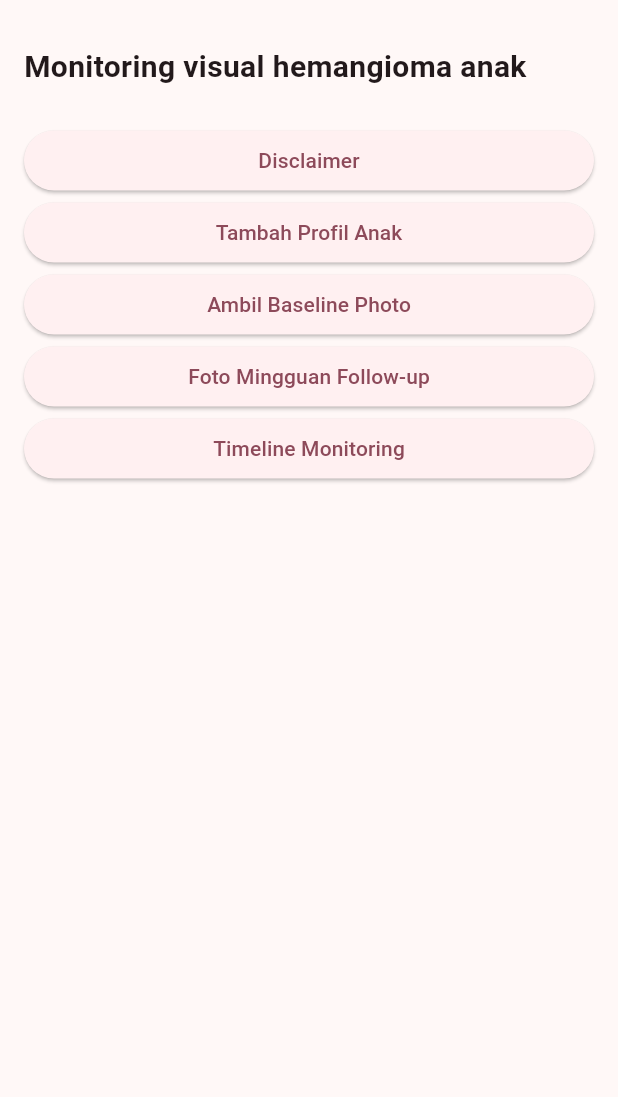
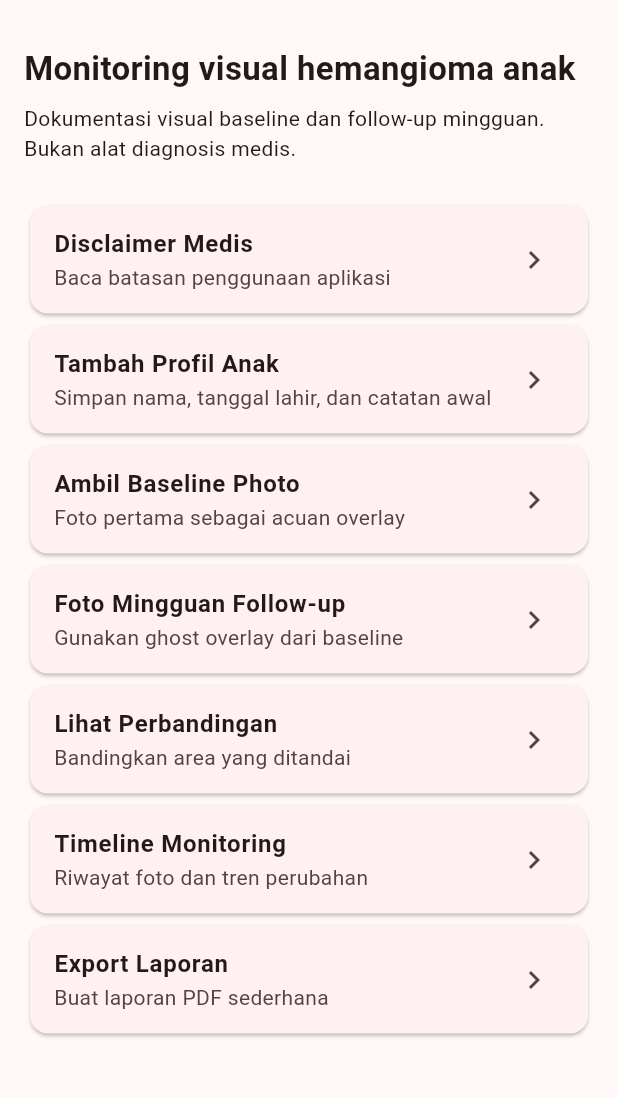
Before and after one commit to mcieyelashes-boop/hematrack1, a Flutter app: the screen it shows after launch, on a phone screen of 412 x 824 dp, the part 63-1160 px from its top. Run offline on Flutter 3.47's test engine with Material 3 defaults, Android fonts, the phone set to English and light mode, and no system bars.

Commit message:
Wire home screen navigation

```diff
--- a/lib/screens/home_screen.dart
+++ b/lib/screens/home_screen.dart
@@ -1,62 +1,97 @@
 import 'package:flutter/material.dart';
 
+import 'camera_baseline_screen.dart';
+import 'camera_followup_screen.dart';
+import 'child_profile_form_screen.dart';
+import 'comparison_screen.dart';
 import 'onboarding_disclaimer_screen.dart';
+import 'report_preview_screen.dart';
 import 'timeline_screen.dart';
 
 class HomeScreen extends StatelessWidget {
   const HomeScreen({super.key});
 
+  void _open(BuildContext context, Widget screen) {
+    Navigator.push(context, MaterialPageRoute(builder: (_) => screen));
+  }
+
   @override
   Widget build(BuildContext context) {
     return Scaffold(
       appBar: AppBar(title: const Text('HemaTrack')),
-      body: Padding(
+      body: ListView(
         padding: const EdgeInsets.all(16),
-        child: Column(
-          crossAxisAlignment: CrossAxisAlignment.stretch,
         children: [
           const Text(
             'Monitoring visual hemangioma anak',
-              style: TextStyle(fontSize: 20, fontWeight: FontWeight.bold),
+            style: TextStyle(fontSize: 22, fontWeight: FontWeight.bold),
+          ),
+          const SizedBox(height: 8),
+          const Text(
+            'Dokumentasi visual baseline dan follow-up mingguan. Bukan alat diagnosis medis.',
           ),
           const SizedBox(height: 24),
-            ElevatedButton(
-              onPressed: () {
-                Navigator.push(
-                  context,
-                  MaterialPageRoute(
-                    builder: (_) => const OnboardingDisclaimerScreen(),
+          _HomeButton(
+            title: 'Disclaimer Medis',
+            subtitle: 'Baca batasan penggunaan aplikasi',
+            onTap: () => _open(context, const OnboardingDisclaimerScreen()),
           ),
-                );
-              },
-              child: const Text('Disclaimer'),
+          _HomeButton(
+            title: 'Tambah Profil Anak',
+            subtitle: 'Simpan nama, tanggal lahir, dan catatan awal',
+            onTap: () => _open(context, const ChildProfileFormScreen()),
           ),
-            ElevatedButton(
-              onPressed: () {},
-              child: const Text('Tambah Profil Anak'),
+          _HomeButton(
+            title: 'Ambil Baseline Photo',
+            subtitle: 'Foto pertama sebagai acuan overlay',
+            onTap: () => _open(context, const CameraBaselineScreen()),
           ),
-            ElevatedButton(
-              onPressed: () {},
-              child: const Text('Ambil Baseline Photo'),
+          _HomeButton(
+            title: 'Foto Mingguan Follow-up',
+            subtitle: 'Gunakan ghost overlay dari baseline',
+            onTap: () => _open(context, const CameraFollowUpScreen()),
           ),
-            ElevatedButton(
-              onPressed: () {},
-              child: const Text('Foto Mingguan Follow-up'),
+          _HomeButton(
+            title: 'Lihat Perbandingan',
+            subtitle: 'Bandingkan area yang ditandai',
+            onTap: () => _open(context, const ComparisonScreen()),
           ),
-            ElevatedButton(
-              onPressed: () {
-                Navigator.push(
-                  context,
-                  MaterialPageRoute(
-                    builder: (_) => const TimelineScreen(),
+          _HomeButton(
+            title: 'Timeline Monitoring',
+            subtitle: 'Riwayat foto dan tren perubahan',
+            onTap: () => _open(context, const TimelineScreen()),
           ),
-                );
-              },
-              child: const Text('Timeline Monitoring'),
+          _HomeButton(
+            title: 'Export Laporan',
+            subtitle: 'Buat laporan PDF sederhana',
+            onTap: () => _open(context, const ReportPreviewScreen()),
           ),
         ],
-        ),
       ),
     );
   }
 }
+
+class _HomeButton extends StatelessWidget {
+  final String title;
+  final String subtitle;
+  final VoidCallback onTap;
+
+  const _HomeButton({
+    required this.title,
+    required this.subtitle,
+    required this.onTap,
+  });
+
+  @override
+  Widget build(BuildContext context) {
+    return Card(
+      child: ListTile(
+        title: Text(title, style: const TextStyle(fontWeight: FontWeight.w600)),
+        subtitle: Text(subtitle),
+        trailing: const Icon(Icons.chevron_right),
+        onTap: onTap,
+      ),
+    );
+  }
+}
```
Lines whose indentation alone changed are shown as unchanged.
